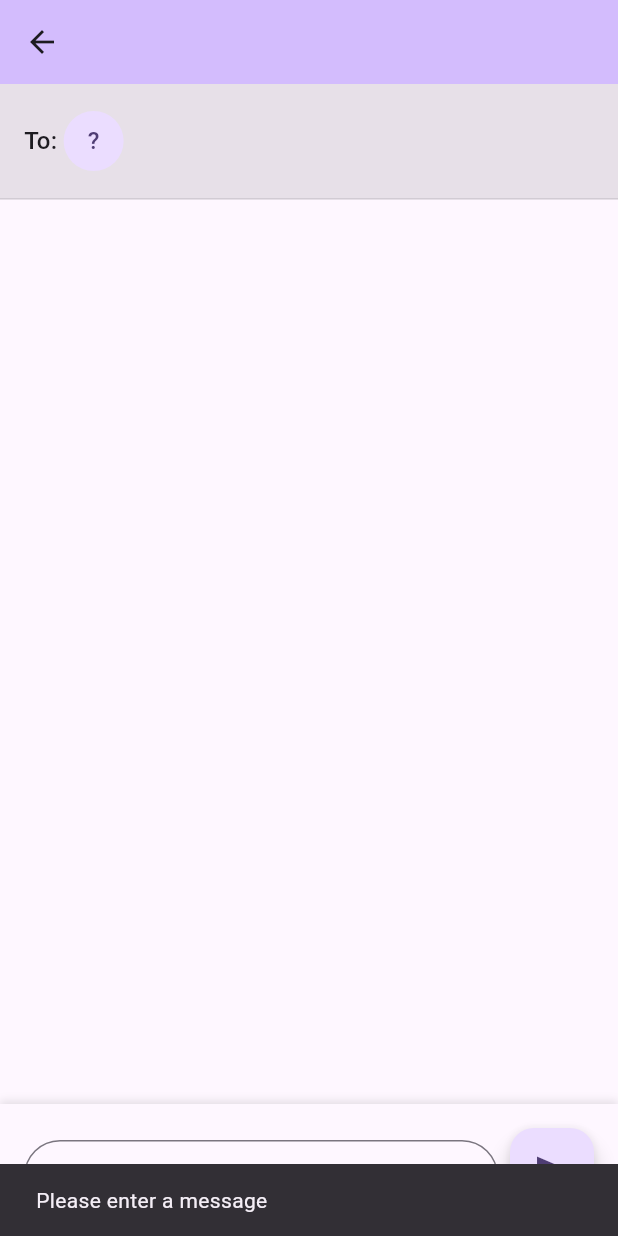
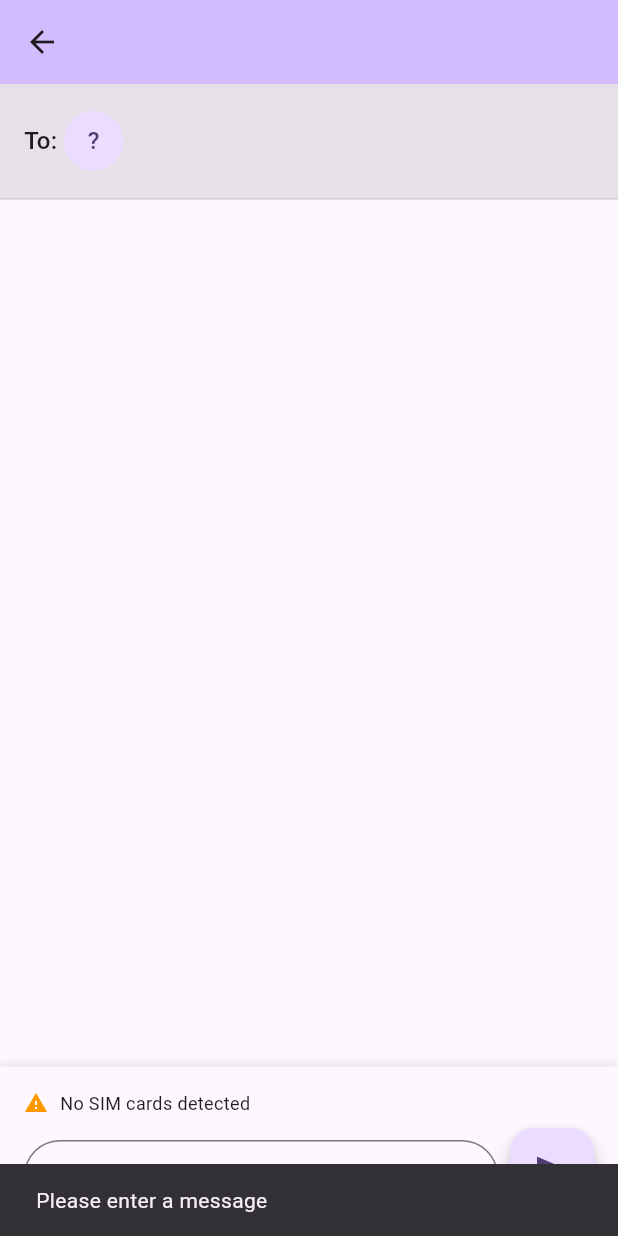
Before and after one commit to Naimul11/message_app, a Flutter app: the SmsComposeScreen screen opened directly with empty values, after a tap on the "send" icon, on a phone screen of 412 x 824 dp. Run offline on Flutter 3.47's test engine with Material 3 defaults, Android fonts, the phone set to English and light mode, and no system bars; our stand-ins replace flutter_contacts, permission_handler; missing offline and left inert: android_sms_reader, sim_reader, telephony.

Commit message:
sim name added

```diff
--- a/lib/compose_sms.dart
+++ b/lib/compose_sms.dart
@@ -1,6 +1,8 @@
 import 'package:flutter/material.dart';
 import 'package:flutter_contacts/flutter_contacts.dart';
 import 'package:telephony/telephony.dart';
+import 'package:sim_reader/sim_reader.dart';
+import 'package:permission_handler/permission_handler.dart';
 import 'show_sms.dart';
 
 class ComposeSmsPage extends StatefulWidget {
@@ -264,7 +266,9 @@ class SmsComposeScreen extends StatefulWidget {
 class _SmsComposeScreenState extends State<SmsComposeScreen> {
   final TextEditingController _messageController = TextEditingController();
   final Telephony telephony = Telephony.instance;
-  List<Map<String, dynamic>> simCards = [];
+  List<SimInfo> simCards = [];
+  SimInfo? selectedSim;
+  bool isLoadingSims = true;
 
   @override
   void initState() {
@@ -280,15 +284,52 @@ class _SmsComposeScreenState extends State<SmsComposeScreen> {
 
   Future<void> _loadSimCards() async {
     try {
-      // Use default SIM names for now
       setState(() {
-        simCards = [
-          {'slot': 0, 'name': 'SIM 1', 'carrier': ''},
-          {'slot': 1, 'name': 'SIM 2', 'carrier': ''},
-        ];
+        isLoadingSims = true;
       });
+
+      // Request phone permission for SIM info
+      PermissionStatus permissionStatus = await Permission.phone.request();
+
+      if (!permissionStatus.isGranted) {
+        if (mounted) {
+          ScaffoldMessenger.of(context).showSnackBar(
+            const SnackBar(content: Text('Phone permission is required to read SIM information')),
+          );
+        }
+        setState(() {
+          isLoadingSims = false;
+        });
+        return;
+      }
+
+      // Get all SIM cards info
+      List<SimInfo> sims = await SimReader.getAllSimInfo();
+
+      setState(() {
+        simCards = sims;
+        // Auto-select the first SIM if available
+        if (simCards.isNotEmpty) {
+          selectedSim = simCards[0];
+        }
+        isLoadingSims = false;
+      });
+
+      print('Loaded ${simCards.length} SIM cards');
+      for (var sim in simCards) {
+        print('SIM: ${sim.carrierName}, Slot: ${sim.simSlotIndex}, Number: ${sim.phoneNumber}');
+      }
     } catch (e) {
       print('Error loading SIM cards: $e');
+      setState(() {
+        isLoadingSims = false;
+      });
+
+      if (mounted) {
+        ScaffoldMessenger.of(context).showSnackBar(
+          SnackBar(content: Text('Error loading SIM cards: $e')),
+        );
+      }
     }
   }
 
@@ -300,8 +341,19 @@ class _SmsComposeScreenState extends State<SmsComposeScreen> {
       return;
     }
 
-    // Show SIM selection dialog
+    if (simCards.isEmpty) {
+      ScaffoldMessenger.of(context).showSnackBar(
+        const SnackBar(content: Text('No SIM cards detected')),
+      );
+      return;
+    }
+
+    // If multiple SIMs, show selection dialog, otherwise send directly
+    if (simCards.length > 1) {
       _showSimSelectionDialog();
+    } else if (selectedSim != null) {
+      _sendDirectSms(selectedSim!.simSlotIndex ?? 0);
+    }
   }
 
   void _showSimSelectionDialog() {
@@ -309,19 +361,39 @@ class _SmsComposeScreenState extends State<SmsComposeScreen> {
       context: context,
       builder: (BuildContext context) {
         return AlertDialog(
-          title: const Text('Select SIM'),
+          title: const Text('Select SIM card'),
+          contentPadding: const EdgeInsets.symmetric(vertical: 16),
           content: Column(
             mainAxisSize: MainAxisSize.min,
             children: simCards.map((sim) {
+              int slotIndex = sim.simSlotIndex ?? 0;
+              String simLabel = sim.carrierName ?? 'SIM ${slotIndex + 1}';
+              String? simNumber = sim.phoneNumber;
+
               return ListTile(
-                leading: const Icon(Icons.sim_card),
-                title: Text(sim['name'] ?? 'SIM ${sim['slot'] + 1}'),
-                subtitle: sim['carrier'] != null && sim['carrier'].toString().isNotEmpty
-                    ? Text(sim['carrier'].toString())
+                leading: CircleAvatar(
+                  backgroundColor: _getSimColor(slotIndex),
+                  child: Text(
+                    '${slotIndex + 1}',
+                    style: const TextStyle(
+                      color: Colors.white,
+                      fontWeight: FontWeight.bold,
+                    ),
+                  ),
+                ),
+                title: Text(simLabel),
+                subtitle: simNumber != null && simNumber.isNotEmpty
+                    ? Text(simNumber)
+                    : const Text('No number'),
+                trailing: selectedSim?.simSlotIndex == sim.simSlotIndex
+                    ? const Icon(Icons.check_circle, color: Colors.green)
                     : null,
                 onTap: () {
                   Navigator.pop(context);
-                  _sendDirectSms(sim['slot'] as int);
+                  setState(() {
+                    selectedSim = sim;
+                  });
+                  _sendDirectSms(slotIndex);
                 },
               );
             }).toList(),
@@ -329,6 +401,18 @@ class _SmsComposeScreenState extends State<SmsComposeScreen> {
         );
       },
     );
+  }
+
+  Color _getSimColor(int slotIndex) {
+    // Different colors for different SIM slots (like Google Messages)
+    switch (slotIndex) {
+      case 0:
+        return Colors.blue;
+      case 1:
+        return Colors.purple;
+      default:
+        return Colors.grey;
+    }
   }
 
   Future<void> _sendDirectSms(int simSlot) async {
@@ -461,6 +545,53 @@ class _SmsComposeScreenState extends State<SmsComposeScreen> {
             ),
           ),
 
+          // SIM selection indicator (like Google Messages)
+          if (simCards.length > 1 && selectedSim != null)
+            Container(
+              width: double.infinity,
+              padding: const EdgeInsets.symmetric(horizontal: 16, vertical: 8),
+              decoration: BoxDecoration(
+                color: Theme.of(context).colorScheme.surfaceContainerHigh,
+                border: Border(
+                  bottom: BorderSide(
+                    color: Theme.of(context).colorScheme.outline.withOpacity(0.1),
+                  ),
+                ),
+              ),
+              child: InkWell(
+                onTap: _showSimSelectionDialog,
+                child: Row(
+                  children: [
+                    CircleAvatar(
+                      radius: 12,
+                      backgroundColor: _getSimColor(selectedSim!.simSlotIndex ?? 0),
+                      child: Text(
+                        '${(selectedSim!.simSlotIndex ?? 0) + 1}',
+                        style: const TextStyle(
+                          color: Colors.white,
+                          fontSize: 12,
+                          fontWeight: FontWeight.bold,
+                        ),
+                      ),
+                    ),
+                    const SizedBox(width: 8),
+                    Text(
+                      selectedSim!.carrierName ?? 'SIM ${(selectedSim!.simSlotIndex ?? 0) + 1}',
+                      style: TextStyle(
+                        fontSize: 13,
+                        color: Theme.of(context).colorScheme.onSurface,
+                      ),
+                    ),
+                    const Spacer(),
+                    Icon(
+                      Icons.arrow_drop_down,
+                      color: Theme.of(context).colorScheme.onSurfaceVariant,
+                    ),
+                  ],
+                ),
+              ),
+            ),
+
           // Spacer
           const Expanded(child: SizedBox()),
 
@@ -477,7 +608,36 @@ class _SmsComposeScreenState extends State<SmsComposeScreen> {
                 ),
               ],
             ),
+            child: Column(
+              children: [
+                // Show loading or SIM count
+                if (isLoadingSims)
+                  const Padding(
+                    padding: EdgeInsets.only(bottom: 8.0),
                     child: Row(
+                      children: [
+                        SizedBox(
+                          width: 16,
+                          height: 16,
+                          child: CircularProgressIndicator(strokeWidth: 2),
+                        ),
+                        SizedBox(width: 8),
+                        Text('Loading SIM information...', style: TextStyle(fontSize: 12)),
+                      ],
+                    ),
+                  )
+                else if (simCards.isEmpty)
+                  Padding(
+                    padding: const EdgeInsets.only(bottom: 8.0),
+                    child: Row(
+                      children: [
+                        Icon(Icons.warning, size: 16, color: Colors.orange),
+                        const SizedBox(width: 8),
+                        const Text('No SIM cards detected', style: TextStyle(fontSize: 12)),
+                      ],
+                    ),
+                  ),
+                Row(
                   crossAxisAlignment: CrossAxisAlignment.end,
                   children: [
                     Expanded(
@@ -504,6 +664,8 @@ class _SmsComposeScreenState extends State<SmsComposeScreen> {
                     ),
                   ],
                 ),
+              ],
+            ),
           ),
         ],
       ),
--- a/pubspec.yaml
+++ b/pubspec.yaml
@@ -40,6 +40,7 @@ dependencies:
   url_launcher: ^6.3.1
   flutter_contacts: ^1.1.9
   telephony: ^0.2.0
+  sim_reader: ^1.0.4
 
 dev_dependencies:
   flutter_test:
```
Also changed, not shown: pubspec.lock, 1 other file. Lines whose indentation alone changed are shown as unchanged.
